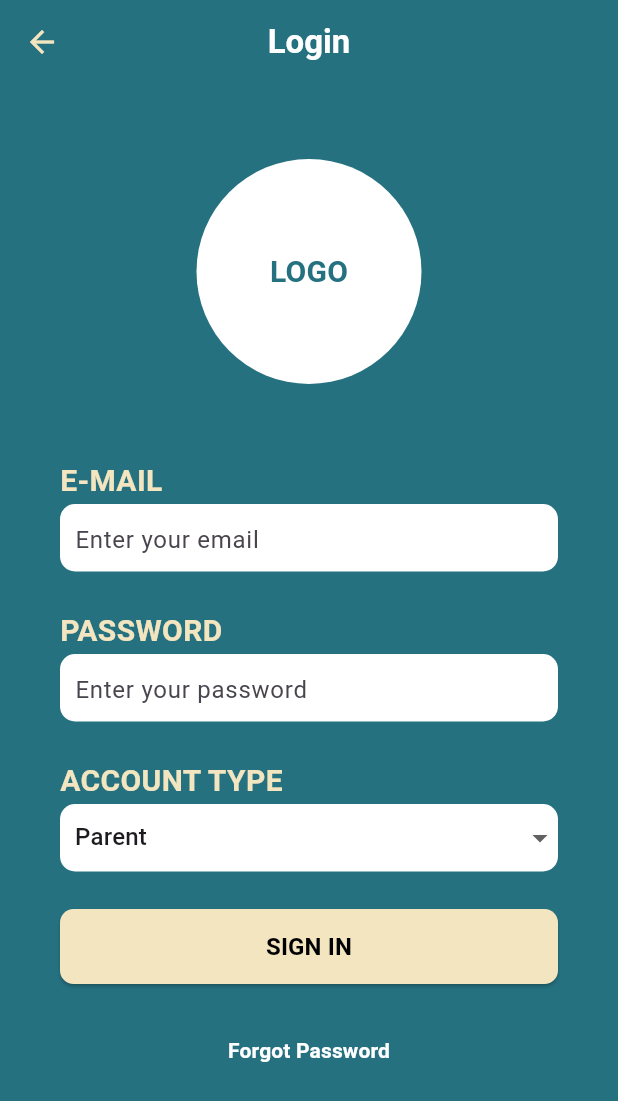
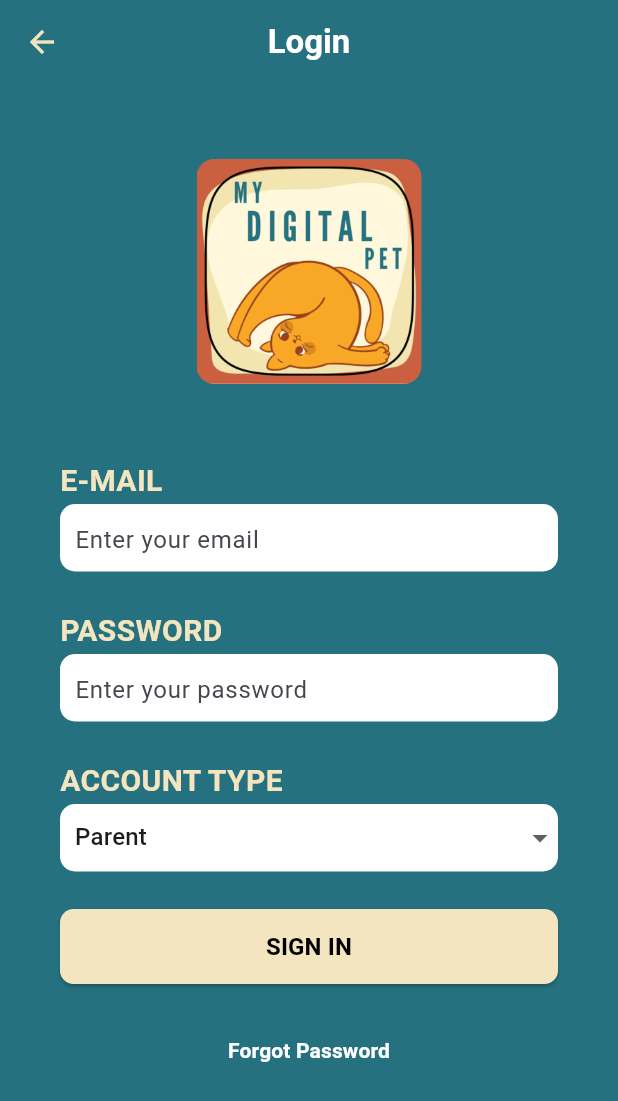
Before and after one commit to 7anine/MyDigitalPet, a Flutter app: the LoginPage screen opened by its route, on a phone screen of 412 x 824 dp. Shown: the top 1101 px of the screen. Run offline on Flutter 3.47's test engine with Material 3 defaults, Android fonts, the phone set to English and light mode, and no system bars; our stand-ins replace flutter_riverpod.

Commit message:
Fixed navBar + logo

```diff
--- a/flutterapp/lib/login_page.dart
+++ b/flutterapp/lib/login_page.dart
@@ -41,26 +41,27 @@ class _LoginPageState extends State<LoginPage> {
                 decoration: const BoxDecoration(color: Color(0xFF257180)),
               ),
             ),
-            // Logo Placeholder
-            const Positioned(
+            // Logo
+            Positioned(
               top: 50,
               left: 0,
               right: 0,
               child: Center(
-                child: CircleAvatar(
-                  radius: 75,
-                  backgroundColor: Colors.white,
-                  child: Text(
-                    'LOGO',
-                    style: TextStyle(
-                      color: Color(0xFF257180),
-                      fontSize: 20,
-                      fontWeight: FontWeight.w700,
+                child: Container(
+                  width: 150, // Set the width for the square
+                  height: 150, // Set the height for the square
+                  decoration: BoxDecoration(
+                    borderRadius: BorderRadius.circular(12), // Rounded corners
+                    image: DecorationImage(
+                      image: AssetImage('assets/images/smalllogo.png'), // Image source
+                      fit: BoxFit.cover, // Ensures the image covers the whole area
                     ),
                   ),
                 ),
               ),
             ),
+
+
             // E-MAIL Label
             const Positioned(
               top: 250,
```
Also changed, not shown: flutterapp/lib/alerts_page.dart (+22 -9 lines), flutterapp/lib/resource_page.dart (+11 -8 lines), flutterapp/assets/images/smalllogo.png (added).
